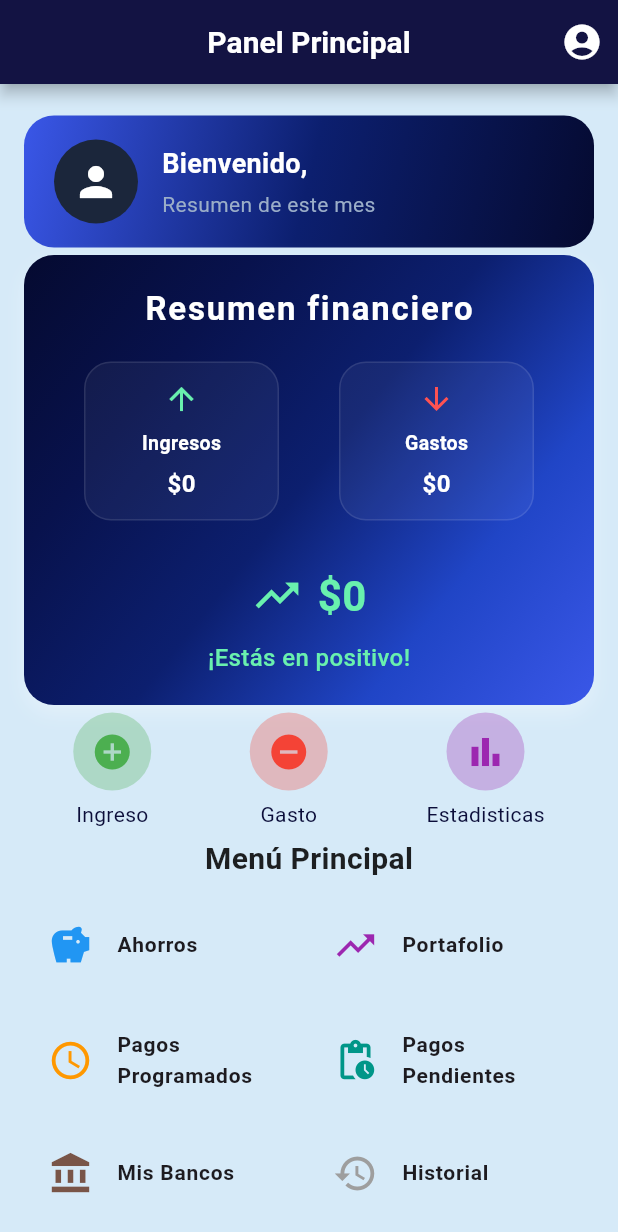
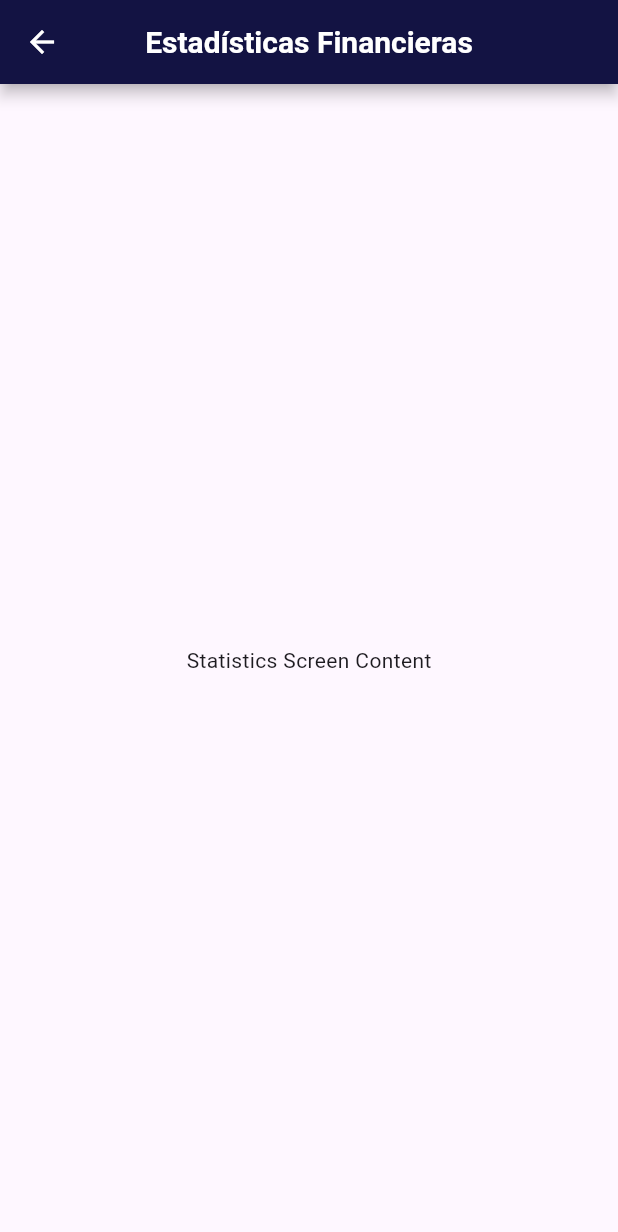
Before and after one commit to Alcander122/finaces, a Flutter app: the screen it shows once a user with an empty profile is signed in, after a tap on the "bar chart" icon, on a phone screen of 412 x 824 dp. Shown: the top 1232 px of the screen. Run offline on Flutter 3.47's test engine with Material 3 defaults, Android fonts, the phone set to English and light mode, and no system bars; our stand-ins replace cloud_firestore, firebase_auth, firebase_core, fl_chart, flutter_riverpod, google_sign_in and 5 more; accounts and stored records are empty.

Commit message:
Se crea la vista de estadistica

```diff
--- /dev/null
+++ b/lib/presentations/screens/Estadistica/Statistics_Screen.dart
@@ -0,0 +1,28 @@
+import 'package:finances/presentations/widgets/app_bar_finances.dart';
+import 'package:flutter/material.dart';
+
+
+
+
+class StatisticsScreen extends StatefulWidget {
+  const StatisticsScreen({super.key});
+
+  @override
+  StatisticsScreenState createState() => StatisticsScreenState();
+}
+
+class StatisticsScreenState extends State<StatisticsScreen> {
+  @override
+  Widget build(BuildContext context) {
+    return Scaffold(
+      appBar: AppBarFinances(
+        title: 'Estadísticas Financieras', // Título de la pantalla
+        showBackButton: true, // Muestra el botón de regreso
+        showProfileAction: false, // Oculta el botón de perfil
+      ),
+      body: Center(
+        child: Text('Statistics Screen Content'),
+      ),
+    );
+  }
+}
--- a/lib/presentations/screens/auth/LoginScreen.dart
+++ b/lib/presentations/screens/auth/LoginScreen.dart
@@ -1,7 +1,7 @@
 import 'package:finances/core/data/providers/auth_provider.dart';
 import 'package:finances/core/errors/error_strings.dart';
 import 'package:finances/core/errors/handlers/auth_error_handler.dart';
-import 'package:finances/presentations/screens/auth/register.screen.dart';
+import 'package:finances/presentations/screens/Auth/register.screen.dart';
 import 'package:finances/presentations/theme/theme.dart';
 import 'package:finances/presentations/widgets/custom_scaffold.dart';
 import 'package:finances/routes/app_routes.dart';
--- a/lib/presentations/screens/auth/welcome_screen.dart
+++ b/lib/presentations/screens/auth/welcome_screen.dart
@@ -2,8 +2,8 @@ import 'package:finances/core/data/providers/auth_provider.dart';
 import 'package:flutter_riverpod/flutter_riverpod.dart';
 import 'package:finances/presentations/screens/home/home_screen.dart';
 import 'package:flutter/material.dart';
-import 'package:finances/presentations/screens/auth/LoginScreen.dart';
-import 'package:finances/presentations/screens/auth/register.screen.dart';
+import 'package:finances/presentations/screens/Auth/LoginScreen.dart';
+import 'package:finances/presentations/screens/Auth/register.screen.dart';
 import 'package:finances/presentations/theme/theme.dart';
 import 'package:finances/presentations/widgets/custom_scaffold.dart';
 import 'package:finances/presentations/widgets/welcome_button.dart';
--- a/lib/presentations/screens/egreso/egresos_screen.dart
+++ b/lib/presentations/screens/egreso/egresos_screen.dart
@@ -1,10 +1,10 @@
 import 'package:finances/core/data/models/egreso_model.dart';
-import 'package:finances/presentations/screens/egreso/egreso_form.dart';
+import 'package:finances/presentations/screens/Egreso/egreso_form.dart';
 import 'package:finances/presentations/widgets/app_bar_finances.dart';
 import 'package:flutter/material.dart';
 import 'package:flutter_riverpod/flutter_riverpod.dart';
 import 'package:finances/core/data/providers/egreso_provider.dart';
-import 'package:finances/presentations/screens/egreso/widgets/egreso_chart.dart';
+import 'package:finances/presentations/screens/Egreso/widgets/egreso_chart.dart';
 import 'package:finances/presentations/widgets/column_selection_dialog.dart';
 import 'package:intl/intl.dart';
 import 'package:firebase_auth/firebase_auth.dart';
--- a/lib/presentations/screens/egreso/widgets/egreso_item.dart
+++ b/lib/presentations/screens/egreso/widgets/egreso_item.dart
@@ -1,4 +1,4 @@
-import 'package:finances/presentations/screens/egreso/egreso_form.dart';
+import 'package:finances/presentations/screens/Egreso/egreso_form.dart';
 import 'package:flutter/material.dart';
 import 'package:finances/core/data/models/egreso_model.dart';
 import 'package:finances/core/data/providers/egreso_provider.dart';
--- a/lib/presentations/screens/home/home_screen.dart
+++ b/lib/presentations/screens/home/home_screen.dart
@@ -1,8 +1,9 @@
 import 'package:finances/core/data/providers/egreso_provider.dart';
 import 'package:finances/core/data/providers/finanzas_provider.dart';
-import 'package:finances/presentations/screens/ahorro/ahorro_screen.dart';
-import 'package:finances/presentations/screens/auth/LoginScreen.dart';
-import 'package:finances/presentations/screens/egreso/egresos_screen.dart';
+import 'package:finances/presentations/screens/Ahorro/ahorro_screen.dart';
+import 'package:finances/presentations/screens/Auth/LoginScreen.dart';
+import 'package:finances/presentations/screens/Egreso/egresos_screen.dart';
+import 'package:finances/presentations/screens/Estadistica/Statistics_Screen.dart';
 import 'package:finances/presentations/screens/portafolio/portafolio_screen.dart';
 import 'package:flutter/material.dart';
 import 'package:flutter_riverpod/flutter_riverpod.dart';
@@ -276,7 +277,7 @@ class HomeScreen extends ConsumerWidget {
         _actionButton(
             context, 'Gasto', Icons.remove_circle, Colors.red, EgresosScreen()),
         _actionButton(
-            context, 'Estadisticas', Icons.bar_chart, Colors.purple, null),
+            context, 'Estadisticas', Icons.bar_chart, Colors.purple, StatisticsScreen()),
       ],
     );
   }
--- a/lib/routes/app_routes.dart
+++ b/lib/routes/app_routes.dart
@@ -1,12 +1,13 @@
 // lib/routes/app_routes.dart
-import 'package:finances/presentations/screens/ahorro/ahorro_screen.dart';
-import 'package:finances/presentations/screens/auth/LoginScreen.dart';
-import 'package:finances/presentations/screens/auth/register.screen.dart';
-import 'package:finances/presentations/screens/profile/profile_screen.dart';
-import 'package:finances/presentations/screens/portafolio/portafolio_screen.dart';
-import 'package:finances/presentations/screens/auth/welcome_screen.dart';
+import 'package:finances/presentations/screens/Ahorro/ahorro_screen.dart';
+import 'package:finances/presentations/screens/Auth/LoginScreen.dart';
+import 'package:finances/presentations/screens/Auth/register.screen.dart';
+import 'package:finances/presentations/screens/Estadistica/Statistics_Screen.dart';
+import 'package:finances/presentations/screens/Profile/profile_screen.dart';
+import 'package:finances/presentations/screens/Portafolio/portafolio_screen.dart';
+import 'package:finances/presentations/screens/Auth/welcome_screen.dart';
 import 'package:flutter/material.dart';
-import 'package:finances/presentations/screens/home/home_screen.dart';
+import 'package:finances/presentations/screens/Home/home_screen.dart';
 import 'package:finances/core/data/providers/auth_provider.dart';
 
 class AppRoutes {
@@ -20,6 +21,8 @@ class AppRoutes {
   static const String ingresos = '/ingresos';
   static const String portafolio = '/portafolio';
   static const String ahorro = '/ahorro';
+  static const String Estadistica = '/Estadistica';
+
 
   // Aquí se decide qué pantalla mostrar según el estado de autenticación.
   // En lugar de verificar si authState es null, se comprueba si authState.user es null.
@@ -33,6 +36,7 @@ class AppRoutes {
       register: (context) => const RegisterScreen(),
       portafolio: (context) => const PortafolioScreen(),
       ahorro: (context) => const AhorroScreen(),
+      Estadistica: (context) => StatisticsScreen(),
     };
   }
 }
```
